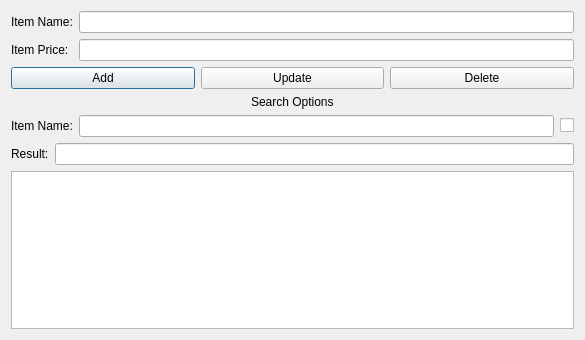
This is UI_RAW/Items.ui in GreenBeanio/Kimberly-s-Delicious-Dozen-Tracker as Qt 5 draws it before an edit. The edited form follows.
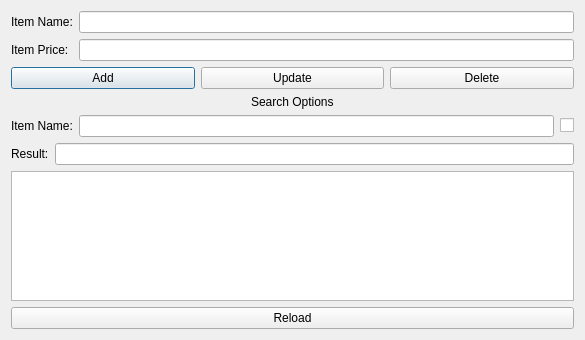
This is the edited form.

```diff
--- a/UI_RAW/Items.ui
+++ b/UI_RAW/Items.ui
@@ -15,7 +15,7 @@
   </property>
   <layout class="QGridLayout" name="gridLayout">
    <item row="0" column="0">
-    <layout class="QVBoxLayout" name="MainLayout" stretch="1,0,4">
+    <layout class="QVBoxLayout" name="MainLayout" stretch="1,0,4,0">
      <item>
       <layout class="QHBoxLayout" name="InputLayout">
        <item>
@@ -126,6 +126,13 @@
      <item>
       <widget class="QTableView" name="ItemTable"/>
      </item>
+     <item>
+      <widget class="QPushButton" name="Reload">
+       <property name="text">
+        <string>Reload</string>
+       </property>
+      </widget>
+     </item>
     </layout>
    </item>
   </layout>
```
